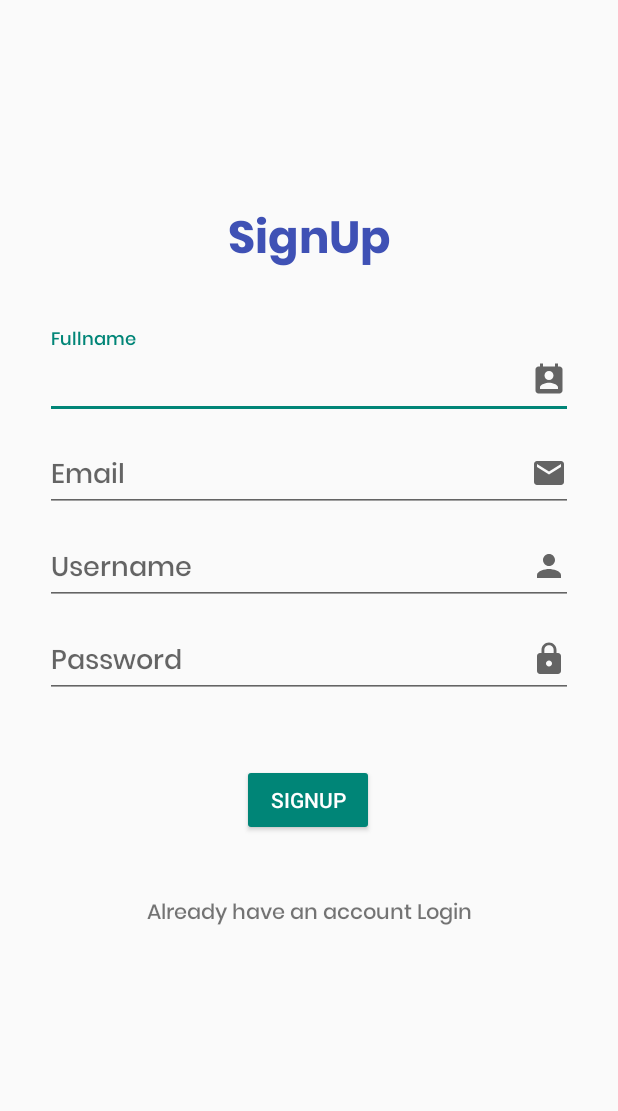
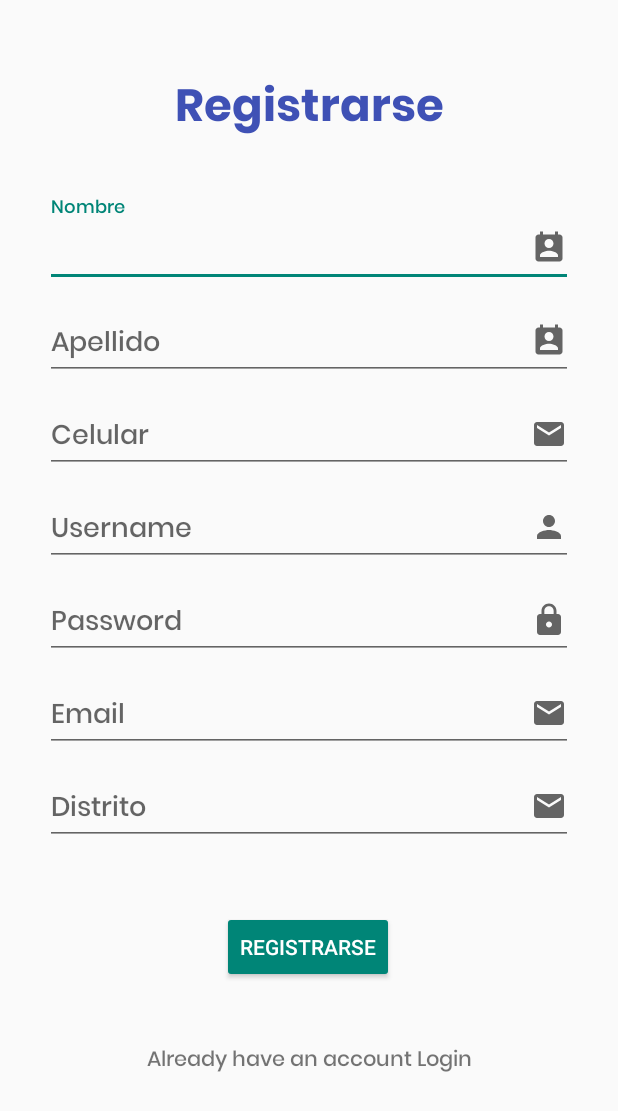
Before and after one commit to karenriv25/Incidencias_Trafico, an Android app: the SingUp screen opened directly, with no data from a screen before it, on a phone screen of 412 x 824 dp. Shown: the top 1111 px of the screen. Run offline under Robolectric (Android 15) with nearby library versions, the phone set to English and light mode, and no system bars; libraries missing offline, so code that uses them is left out: com.vishnusivadas.advanced_httpurlconnection.

Commit message:
Agregar datos

```diff
--- a/app/build.gradle
+++ b/app/build.gradle
@@ -25,6 +25,7 @@ android {
         sourceCompatibility JavaVersion.VERSION_1_8
         targetCompatibility JavaVersion.VERSION_1_8
     }
+    namespace 'com.example.loginregistrer'
 }
 
 dependencies {
--- a/app/src/main/res/layout/activity_sing_up.xml
+++ b/app/src/main/res/layout/activity_sing_up.xml
@@ -8,10 +8,9 @@
 
     <androidx.constraintlayout.widget.ConstraintLayout
         android:layout_width="match_parent"
-        android:layout_height="wrap_content"
+        android:layout_height="729dp"
         app:layout_constraintBottom_toBottomOf="parent"
-        app:layout_constraintTop_toTopOf="parent"
-        app:layout_constraintVertical_bias="0.4">
+        app:layout_constraintTop_toTopOf="parent">
 
         <TextView
             android:id="@+id/textView"
@@ -20,15 +19,15 @@
             android:fontFamily="@font/poppinsbold"
             android:gravity="center"
             android:text="@string/signup"
+            android:textColor="@color/purple_500"
             android:textSize="30sp"
-            android:textColor="@color/purple_500"
             app:layout_constraintEnd_toEndOf="parent"
             app:layout_constraintHorizontal_bias="0.0"
             app:layout_constraintStart_toStartOf="parent"
             app:layout_constraintTop_toTopOf="parent"
             tools:targetApi="jelly_bean" />
 
-
+        <!--NOMBRE-->
         <com.google.android.material.textfield.TextInputLayout
             android:id="@+id/textInputLayoutFullname"
             android:layout_width="match_parent"
@@ -51,20 +50,43 @@
                 tools:targetApi="jelly_bean" />
         </com.google.android.material.textfield.TextInputLayout>
 
+        <!--APELLIDO-->
         <com.google.android.material.textfield.TextInputLayout
-            android:id="@+id/textInputLayoutEmail"
+            android:id="@+id/textInputLayoutApellido"
             android:layout_width="match_parent"
             android:layout_height="wrap_content"
             android:layout_marginLeft="30dp"
             android:layout_marginRight="30dp"
-            android:hint="@string/email"
+            android:hint="@string/apellido"
             app:layout_constraintEnd_toEndOf="parent"
             app:layout_constraintHorizontal_bias="0.0"
             app:layout_constraintStart_toStartOf="parent"
             app:layout_constraintTop_toBottomOf="@+id/textInputLayoutFullname">
 
             <com.google.android.material.textfield.TextInputEditText
-                android:id="@+id/email"
+                android:id="@+id/apellido"
+                android:layout_width="match_parent"
+                android:layout_height="wrap_content"
+                android:drawableEnd="@drawable/ic_name"
+                android:fontFamily="@font/poppinsmedium"
+                tools:targetApi="jelly_bean" />
+        </com.google.android.material.textfield.TextInputLayout>
+
+        <!--CELULAR-->
+        <com.google.android.material.textfield.TextInputLayout
+            android:id="@+id/textInputLayoutCelular"
+            android:layout_width="match_parent"
+            android:layout_height="wrap_content"
+            android:layout_marginLeft="30dp"
+            android:layout_marginRight="30dp"
+            android:hint="@string/celular"
+            app:layout_constraintEnd_toEndOf="parent"
+            app:layout_constraintHorizontal_bias="0.0"
+            app:layout_constraintStart_toStartOf="parent"
+            app:layout_constraintTop_toBottomOf="@+id/textInputLayoutApellido">
+
+            <com.google.android.material.textfield.TextInputEditText
+                android:id="@+id/celular"
                 android:layout_width="match_parent"
                 android:layout_height="wrap_content"
                 android:drawableEnd="@drawable/ic_email"
@@ -72,6 +94,7 @@
                 tools:targetApi="jelly_bean" />
         </com.google.android.material.textfield.TextInputLayout>
 
+        <!--USUARIO-->
         <com.google.android.material.textfield.TextInputLayout
             android:id="@+id/textInputLayoutUsername"
             android:layout_width="match_parent"
@@ -82,7 +105,7 @@
             app:layout_constraintEnd_toEndOf="parent"
             app:layout_constraintHorizontal_bias="0.0"
             app:layout_constraintStart_toStartOf="parent"
-            app:layout_constraintTop_toBottomOf="@+id/textInputLayoutEmail">
+            app:layout_constraintTop_toBottomOf="@+id/textInputLayoutCelular">
 
             <com.google.android.material.textfield.TextInputEditText
                 android:id="@+id/username"
@@ -92,6 +115,8 @@
                 android:fontFamily="@font/poppinsmedium"
                 tools:targetApi="jelly_bean" />
         </com.google.android.material.textfield.TextInputLayout>
+
+        <!--CONTRASEÑA-->
         <com.google.android.material.textfield.TextInputLayout
             android:id="@+id/textInputLayoutPassword"
             android:layout_width="match_parent"
@@ -107,10 +132,54 @@
                 android:layout_width="match_parent"
                 android:layout_height="wrap_content"
                 android:drawableEnd="@drawable/ic_pass"
+                android:fontFamily="@font/poppinsmedium"
                 android:inputType="textPassword"
+                tools:targetApi="jelly_bean" />
+        </com.google.android.material.textfield.TextInputLayout>
+
+        <!--CORREO-->
+        <com.google.android.material.textfield.TextInputLayout
+            android:id="@+id/textInputLayoutEmail"
+            android:layout_width="match_parent"
+            android:layout_height="wrap_content"
+            android:layout_marginLeft="30dp"
+            android:layout_marginRight="30dp"
+            android:hint="@string/email"
+            app:layout_constraintEnd_toEndOf="parent"
+            app:layout_constraintHorizontal_bias="0.0"
+            app:layout_constraintStart_toStartOf="parent"
+            app:layout_constraintTop_toBottomOf="@+id/textInputLayoutPassword">
+
+            <com.google.android.material.textfield.TextInputEditText
+                android:id="@+id/email"
+                android:layout_width="match_parent"
+                android:layout_height="wrap_content"
+                android:drawableEnd="@drawable/ic_email"
                 android:fontFamily="@font/poppinsmedium"
                 tools:targetApi="jelly_bean" />
-            </com.google.android.material.textfield.TextInputLayout>
+        </com.google.android.material.textfield.TextInputLayout>
+
+        <!--DISTRITO-->
+        <com.google.android.material.textfield.TextInputLayout
+            android:id="@+id/textInputLayoutDistrito"
+            android:layout_width="match_parent"
+            android:layout_height="wrap_content"
+            android:layout_marginLeft="30dp"
+            android:layout_marginRight="30dp"
+            android:hint="@string/distrito"
+            app:layout_constraintEnd_toEndOf="parent"
+            app:layout_constraintHorizontal_bias="0.0"
+            app:layout_constraintStart_toStartOf="parent"
+            app:layout_constraintTop_toBottomOf="@+id/textInputLayoutEmail">
+
+            <com.google.android.material.textfield.TextInputEditText
+                android:id="@+id/distrito"
+                android:layout_width="match_parent"
+                android:layout_height="wrap_content"
+                android:drawableEnd="@drawable/ic_email"
+                android:fontFamily="@font/poppinsmedium"
+                tools:targetApi="jelly_bean" />
+        </com.google.android.material.textfield.TextInputLayout>
 
         <ProgressBar
             android:id="@+id/progress"
@@ -119,7 +188,7 @@
             android:visibility="gone"
             app:layout_constraintEnd_toEndOf="parent"
             app:layout_constraintStart_toStartOf="parent"
-            app:layout_constraintTop_toBottomOf="@+id/textInputLayoutPassword" />
+            app:layout_constraintTop_toBottomOf="@+id/textInputLayoutDistrito" />
 
         <Button
             android:id="@+id/buttonSignUp"
@@ -146,4 +215,4 @@
             tools:targetApi="jelly_bean" />
     </androidx.constraintlayout.widget.ConstraintLayout>
 
-    </androidx.constraintlayout.widget.ConstraintLayout>
+</androidx.constraintlayout.widget.ConstraintLayout>
--- a/app/src/main/res/values/strings.xml
+++ b/app/src/main/res/values/strings.xml
@@ -1,12 +1,18 @@
 <resources>
     <string name="app_name">LoginRegistrer</string>
+    <!--For Login-->
     <string name="username">Username</string>
     <string name="password">Password</string>
-    <string name="login">Login</string>
-    <string name="signup">SignUp</string>
-    <string name="fullname">Fullname</string>
+    <string name="login">Iniciar Sesion</string>
+    <!--For SignUp-->
+    <string name="signup">Registrarse</string>
+    <string name="fullname">Nombre</string>
+    <string name="apellido">Apellido</string>
+    <string name="celular">Celular</string>
     <string name="email">Email</string>
+    <string name="distrito">Distrito</string>
     <string name="loginhere">Already have an account Login</string>
     <string name="signuphere">Create a new Account? SignUp</string>
+
     <string name="welcome">Welcome</string>
 </resources>
--- a/build.gradle
+++ b/build.gradle
@@ -5,7 +5,7 @@ buildscript {
         mavenCentral()
     }
     dependencies {
-        classpath 'com.android.tools.build:gradle:7.1.3'
+        classpath 'com.android.tools.build:gradle:7.3.0'
 
         // NOTE: Do not place your application dependencies here; they belong
         // in the individual module build.gradle files
```
Also changed, not shown: app/src/main/AndroidManifest.xml (+15 -8 lines), app/src/main/java/com/example/loginregistrer/Login.java (+4 -4 lines), app/src/main/java/com/example/loginregistrer/SingUp.java (+24 -12 lines), app/src/main/java/com/example/loginregistrer/SplashScreen.java (added, +30 -0 lines), app/src/main/res/layout/activity_splash_screen.xml (added, +20 -0 lines), app/src/main/res/drawable-v24/traffic.png (added), gradle/wrapper/gradle-wrapper.properties, 5 other files.
